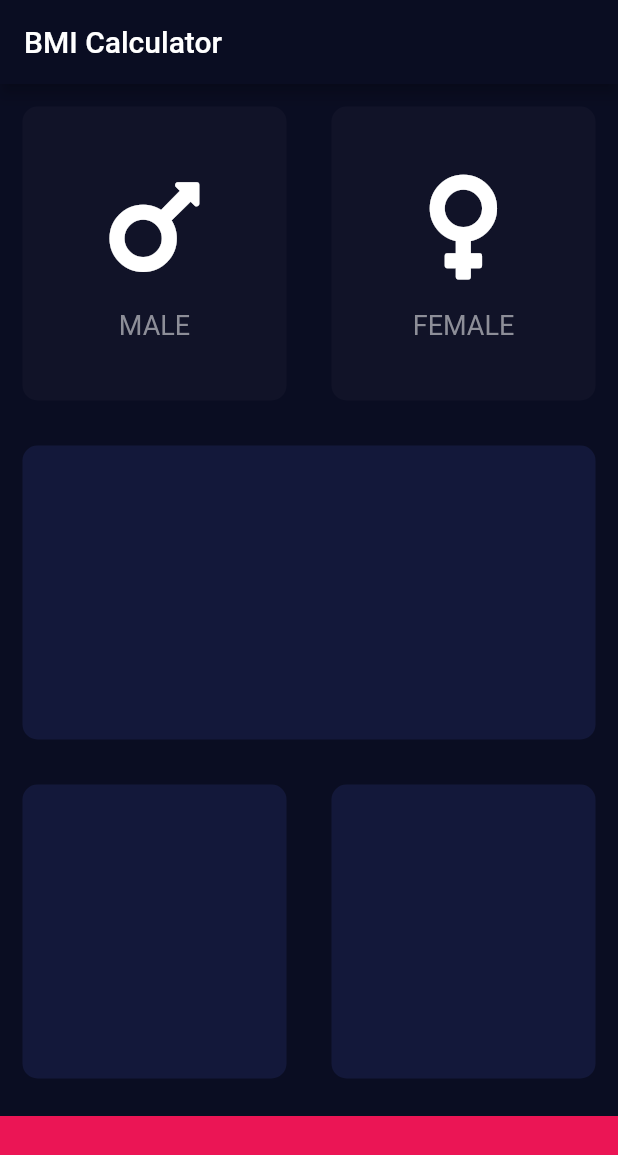
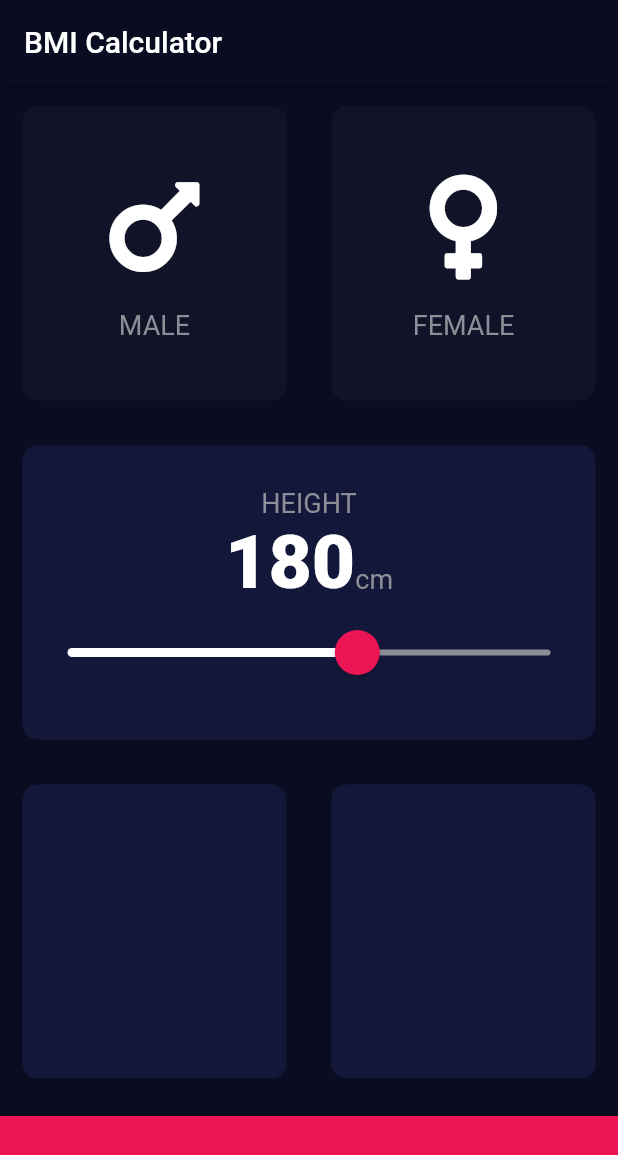
Before and after one commit to rhromets/BMI-Calculator, a Flutter app: the screen it shows after launch, on a phone screen of 412 x 824 dp. Shown: the top 1155 px of the screen. Run offline on Flutter 3.47's test engine with Material 2 defaults, Android fonts, the phone set to English and light mode, and no system bars; our stand-ins replace font_awesome_flutter.

Commit message:
Fix slider component

```diff
--- /dev/null
+++ b/lib/constants.dart
@@ -0,0 +1,13 @@
+import 'package:flutter/material.dart';
+
+const kBottomContainerHeight = 80.0;
+const kActiveCardColor = Color(0xFF13183A);
+const kInactiveCardColor = Color(0xFF111328);
+const kBottomContainerColor = Color(0xFFEB1555);
+
+const kLabelTextStyle = TextStyle(
+  color: Color(0xFF8D8E98),
+  fontSize: 18.0,
+);
+
+const kValueTextStyle = TextStyle(fontSize: 50.0, fontWeight: FontWeight.w900);
--- a/lib/icon_content.dart
+++ b/lib/icon_content.dart
@@ -1,4 +1,5 @@
 import 'package:flutter/material.dart';
+import 'constants.dart';
 
 class IconContent extends StatelessWidget {
   IconContent({required this.icon, required this.label});
@@ -20,10 +21,7 @@ class IconContent extends StatelessWidget {
         ),
         Text(
           label,
-          style: TextStyle(
-            color: Color(0xFF8D8E98),
-            fontSize: 18.0,
-          ),
+          style: kLabelTextStyle,
         )
       ],
     );
--- a/lib/input_page.dart
+++ b/lib/input_page.dart
@@ -2,11 +2,8 @@ import 'package:flutter/material.dart';
 import 'package:font_awesome_flutter/font_awesome_flutter.dart';
 import 'icon_content.dart';
 import 'reusable_card.dart';
+import 'constants.dart';
 
-const bottomContainerHeight = 80.0;
-const activeCardColor = Color(0xFF13183A);
-const inactiveCardColor = Color(0xFF111328);
-const bottomContainerColor = Color(0xFFEB1555);
 enum GenderType {
   male,
   female,
@@ -21,6 +18,7 @@ class InputPage extends StatefulWidget {
 
 class _InputPageState extends State<InputPage> {
   GenderType? selectGender;
+  int height = 180;
 
   @override
   Widget build(BuildContext context) {
@@ -29,6 +27,7 @@ class _InputPageState extends State<InputPage> {
         title: Text(widget.title),
       ),
       body: Column(
+        crossAxisAlignment: CrossAxisAlignment.stretch,
         children: <Widget>[
           Expanded(
             child: Row(
@@ -41,8 +40,8 @@ class _InputPageState extends State<InputPage> {
                       });
                     },
                     colour: selectGender == GenderType.male
-                        ? activeCardColor
-                        : inactiveCardColor,
+                        ? kActiveCardColor
+                        : kInactiveCardColor,
                     cardChild: IconContent(
                       icon: FontAwesomeIcons.mars,
                       label: 'MALE',
@@ -57,8 +56,8 @@ class _InputPageState extends State<InputPage> {
                       });
                     },
                     colour: selectGender == GenderType.female
-                        ? activeCardColor
-                        : inactiveCardColor,
+                        ? kActiveCardColor
+                        : kInactiveCardColor,
                     cardChild: IconContent(
                       icon: FontAwesomeIcons.venus,
                       label: 'FEMALE',
@@ -70,7 +69,50 @@ class _InputPageState extends State<InputPage> {
           ),
           Expanded(
             child: ReusableCard(
-              colour: activeCardColor,
+              colour: kActiveCardColor,
+              cardChild: Column(
+                mainAxisAlignment: MainAxisAlignment.center,
+                children: [
+                  Text("HEIGHT", style: kLabelTextStyle),
+                  Row(
+                    mainAxisAlignment: MainAxisAlignment.center,
+                    crossAxisAlignment: CrossAxisAlignment.baseline,
+                    textBaseline: TextBaseline.alphabetic,
+                    children: [
+                      Text(
+                        height.toString(),
+                        style: kValueTextStyle,
+                      ),
+                      Text(
+                        "cm",
+                        style: kLabelTextStyle,
+                      )
+                    ],
+                  ),
+                  SliderTheme(
+                    data: SliderTheme.of(context).copyWith(
+                      activeTrackColor: Colors.white,
+                      inactiveTrackColor: Color(0xFF8D8E98),
+                      thumbColor: Color(0xFFEB1555),
+                      overlayColor: Color(0x1fEB1555),
+                      thumbShape:
+                          RoundSliderThumbShape(enabledThumbRadius: 15.0),
+                      overlayShape:
+                          RoundSliderOverlayShape(overlayRadius: 30.0),
+                    ),
+                    child: Slider(
+                      value: height.toDouble(),
+                      onChanged: (double newValue) {
+                        setState(() {
+                          height = newValue.round();
+                        });
+                      },
+                      min: 120.0,
+                      max: 220.0,
+                    ),
+                  ),
+                ],
+              ),
             ),
           ),
           Expanded(
@@ -78,20 +120,20 @@ class _InputPageState extends State<InputPage> {
               children: [
                 Expanded(
                   child: ReusableCard(
-                    colour: activeCardColor,
+                    colour: kActiveCardColor,
                   ),
                 ),
                 Expanded(
                   child: ReusableCard(
-                    colour: activeCardColor,
+                    colour: kActiveCardColor,
                   ),
                 ),
               ],
             ),
           ),
           Container(
-            height: bottomContainerHeight,
-            color: bottomContainerColor,
+            height: kBottomContainerHeight,
+            color: kBottomContainerColor,
             margin: EdgeInsets.only(top: 10.0),
             width: double.infinity,
           )
```
